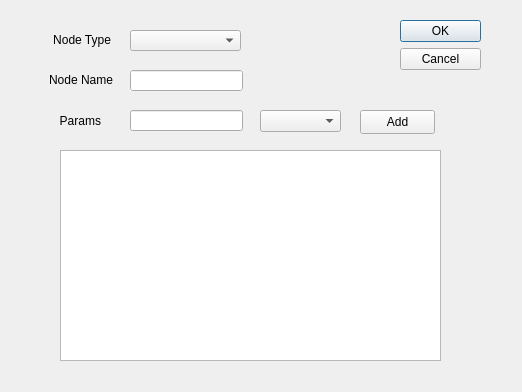
boyzwj/m1x_bte, file uic/node_add.ui: the form before one commit.
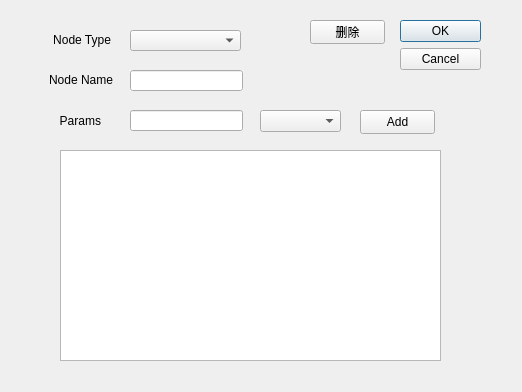
The form after the commit.

Commit message: delete node logic

```diff
--- a/uic/node_add.ui
+++ b/uic/node_add.ui
@@ -157,6 +157,19 @@
     <string>Add</string>
    </property>
   </widget>
+  <widget class="QPushButton" name="delButton">
+   <property name="geometry">
+    <rect>
+     <x>310</x>
+     <y>20</y>
+     <width>75</width>
+     <height>24</height>
+    </rect>
+   </property>
+   <property name="text">
+    <string>删除</string>
+   </property>
+  </widget>
  </widget>
  <resources/>
  <connections>
```
The commit also changes 5 other files.
